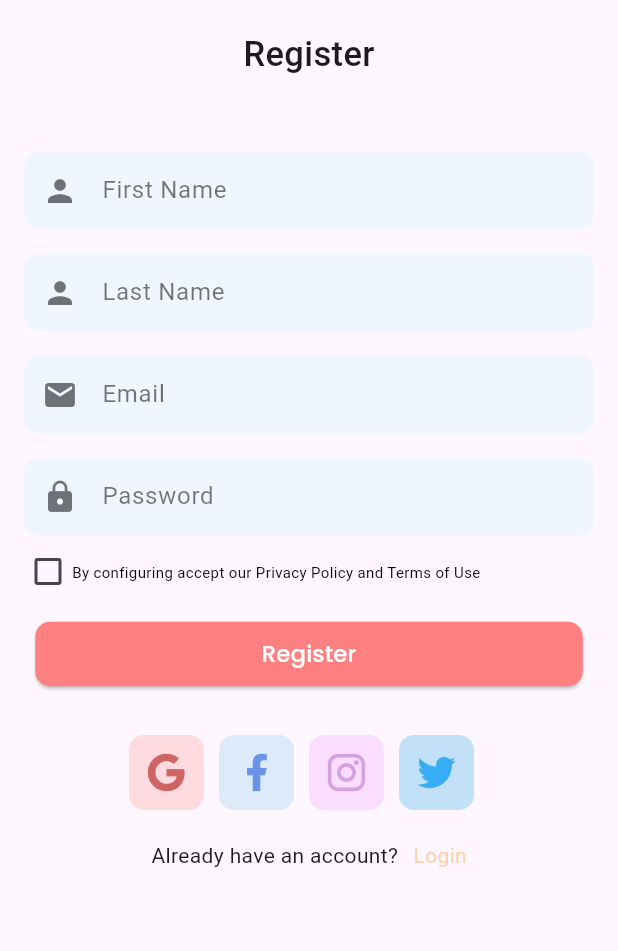
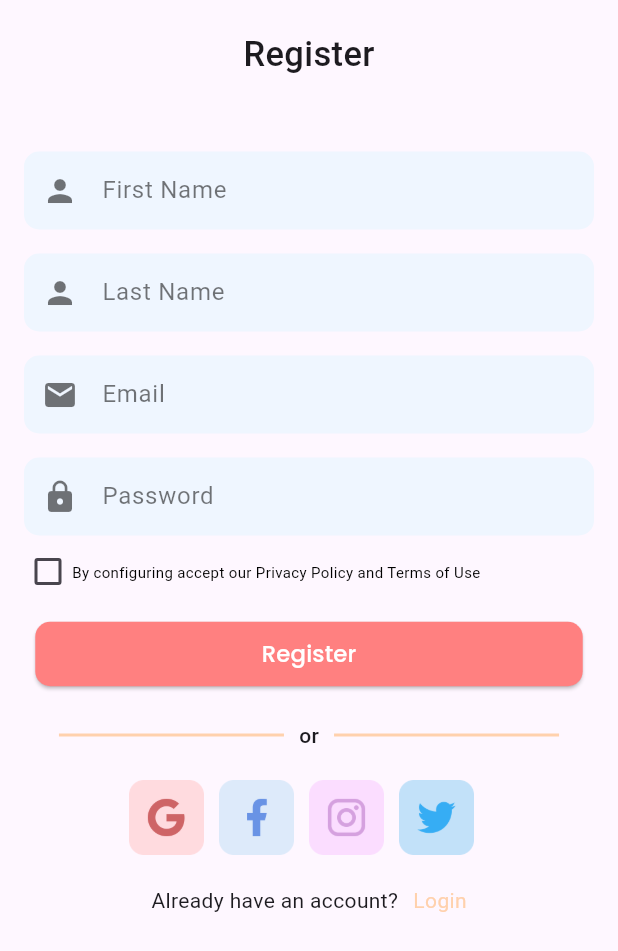
Before and after one commit to PradiptaAhmad/iLearn_project, a Flutter app: the screen it shows after launch, on a phone screen of 412 x 824 dp. Shown: the top 951 px of the screen. Run offline on Flutter 3.47's test engine with Material 3 defaults, Android fonts, the light colour scheme and no system bars; our stand-ins replace google_fonts, introduction_screen.

Commit message:
[alyaa] style register_page

```diff
--- a/lib/pages/register.dart
+++ b/lib/pages/register.dart
@@ -36,7 +36,26 @@ class Regsiter extends StatelessWidget {
             CheckboxWidget(),
             SizedBox(height: 15),
             ButtonInputUser(onPressed: (){}),
-            SizedBox(height: 30,),
+            SizedBox(height: 20,),
+            Row(
+              mainAxisAlignment: MainAxisAlignment.center,
+              children: [
+                Container(
+                  height: 2,
+                  width: 150,  // Lebar garis
+                  color: peachColor,
+                ),
+                SizedBox(width: 10,),
+                Text('or', style: TextStyle(fontSize: 14, fontWeight: FontWeight.w500)),
+                SizedBox(width: 10,),
+                Container(
+                  height: 2,
+                  width: 150,  // Lebar garis
+                  color: peachColor,
+                ),
+              ],
+            ),
+            SizedBox(height: 20,),
             Logo(),
             SizedBox(height: 20),
             Row(
```
